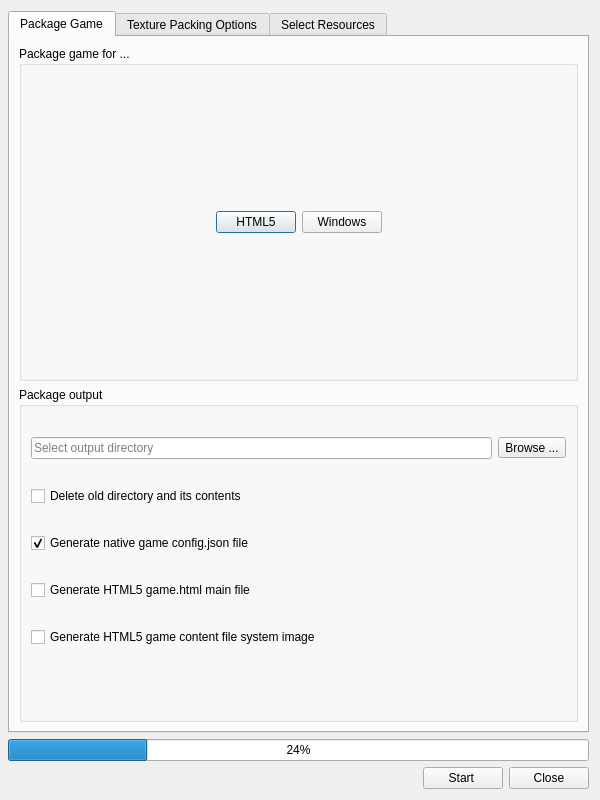
This is editor/gui/dlgpackage.ui in ensisoft/detonator as Qt 5 draws it before an edit. The edited form follows.
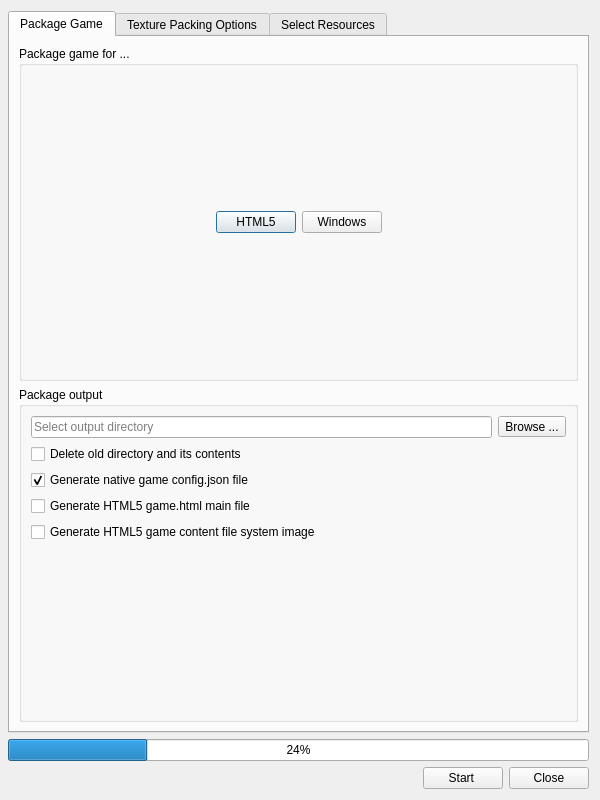
This is the edited form. Icons and pictures are not drawn.

Commit message:
Add WASM build version check to game package dialog
Add WASM build version check to game package dialog.

```diff
--- a/editor/gui/dlgpackage.ui
+++ b/editor/gui/dlgpackage.ui
@@ -196,6 +196,39 @@
             </property>
            </widget>
           </item>
+          <item row="8" column="0">
+           <layout class="QHBoxLayout" name="horizontalLayout_4">
+            <item>
+             <widget class="QLabel" name="warning">
+              <property name="sizePolicy">
+               <sizepolicy hsizetype="Maximum" vsizetype="Preferred">
+                <horstretch>0</horstretch>
+                <verstretch>0</verstretch>
+               </sizepolicy>
+              </property>
+              <property name="text">
+               <string/>
+              </property>
+              <property name="pixmap">
+               <pixmap resource="../resource/resource.qrc">:/64x64_ico_png/warning.png</pixmap>
+              </property>
+             </widget>
+            </item>
+            <item>
+             <widget class="QLabel" name="message">
+              <property name="text">
+               <string/>
+              </property>
+              <property name="alignment">
+               <set>Qt::AlignCenter</set>
+              </property>
+              <property name="wordWrap">
+               <bool>true</bool>
+              </property>
+             </widget>
+            </item>
+           </layout>
+          </item>
          </layout>
         </widget>
        </item>
```
The commit also changes 3 other files.
